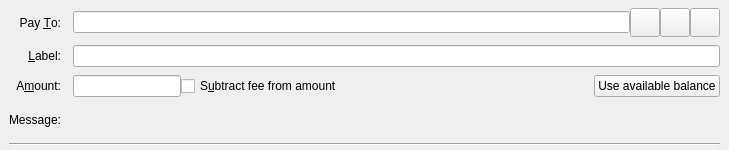
Above: src/qt/forms/sendcoinsentry.ui from snight1983/BTW before the change. Below: the same form after it.
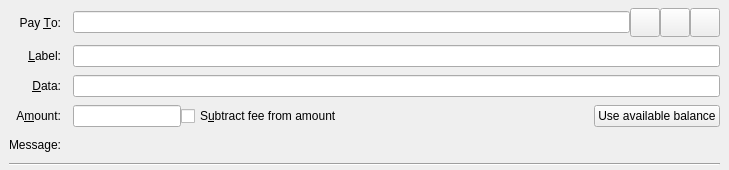
That is the form after the change. Icons and pictures are not drawn. Custom widgets are drawn as their Qt base class.

The edit to the form file:
```diff
--- a/src/qt/forms/sendcoinsentry.ui
+++ b/src/qt/forms/sendcoinsentry.ui
@@ -7,7 +7,7 @@
     <x>0</x>
     <y>0</y>
     <width>729</width>
-    <height>150</height>
+    <height>170</height>
    </rect>
   </property>
   <property name="focusPolicy">
@@ -150,6 +150,26 @@
      </widget>
     </item>
     <item row="2" column="0">
+       <widget class="QLabel" name="labellData">
+         <property name="text">
+           <string>&amp;Data:</string>
+         </property>
+         <property name="alignment">
+           <set>Qt::AlignRight|Qt::AlignTrailing|Qt::AlignVCenter</set>
+         </property>
+         <property name="buddy">
+           <cstring>addAsData</cstring>
+         </property>
+       </widget>
+     </item>
+    <item row="2" column="1">
+       <widget class="QLineEdit" name="addAsData">
+         <property name="toolTip">
+           <string>Enter  Data </string>
+         </property>
+       </widget>
+    </item>
+    <item row="3" column="0">
      <widget class="QLabel" name="amountLabel">
       <property name="text">
        <string>A&amp;mount:</string>
@@ -162,7 +182,7 @@
       </property>
      </widget>
     </item>
-    <item row="2" column="1">
+    <item row="3" column="1">
      <layout class="QHBoxLayout" name="horizontalLayoutAmount" stretch="0,1,0">
       <item>
        <widget class="BitcoinAmountField" name="payAmount"/>
@@ -186,7 +206,7 @@
       </item>
      </layout>
     </item>
-    <item row="3" column="0">
+    <item row="4" column="0">
      <widget class="QLabel" name="messageLabel">
       <property name="text">
        <string>Message:</string>
@@ -196,7 +216,7 @@
       </property>
      </widget>
     </item>
-    <item row="3" column="1">
+    <item row="4" column="1">
      <widget class="QLabel" name="messageTextLabel">
       <property name="toolTip">
        <string>A message that was attached to the bitcoin: URI which will be stored with the transaction for your reference. Note: This message will not be sent over the Bitcoin network.</string>
@@ -206,7 +226,7 @@
       </property>
      </widget>
     </item>
-    <item row="4" column="0" colspan="2">
+    <item row="5" column="0" colspan="2">
      <widget class="Line" name="line">
       <property name="orientation">
        <enum>Qt::Horizontal</enum>
```
